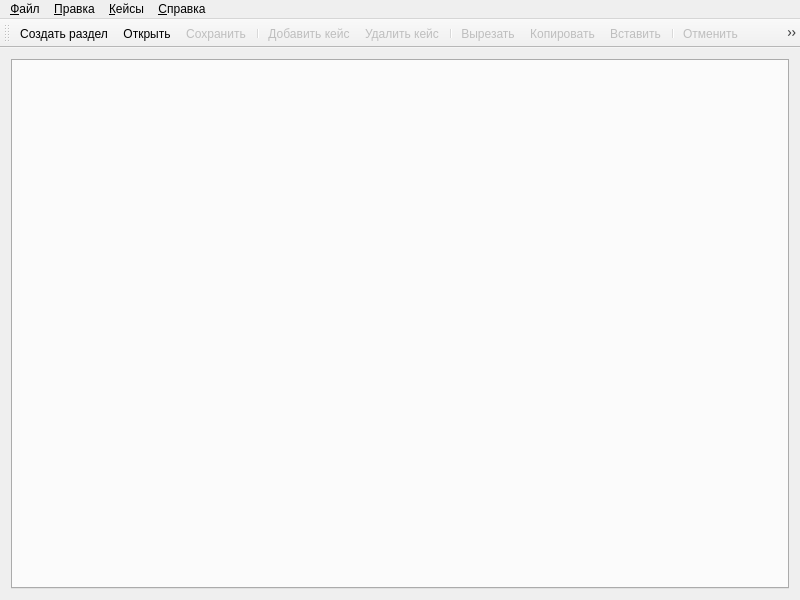
The window that editor/mainwindow.ui (TheMrButcher/offline-mentor) describes before a commit, drawn with Qt 5.
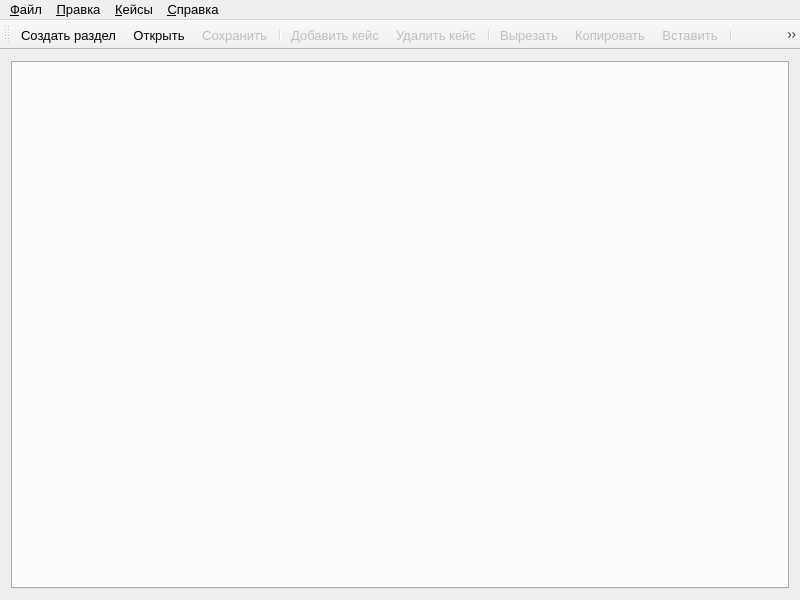
The same window after the commit. Icons and pictures are not drawn.

Patch:
```diff
--- a/editor/mainwindow.ui
+++ b/editor/mainwindow.ui
@@ -10,6 +10,11 @@
     <height>600</height>
    </rect>
   </property>
+  <property name="font">
+   <font>
+    <pointsize>10</pointsize>
+   </font>
+  </property>
   <property name="windowTitle">
    <string>MainWindow</string>
   </property>
@@ -71,7 +76,7 @@
      <x>0</x>
      <y>0</y>
      <width>800</width>
-     <height>20</height>
+     <height>22</height>
     </rect>
    </property>
    <widget class="QMenu" name="menu">
```
